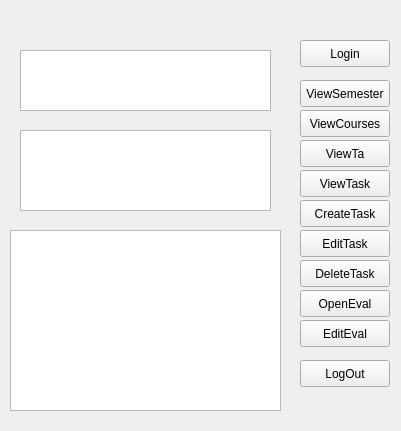
Dunni/taeval, file ClientSide/mainscreen.ui: the form before one commit.
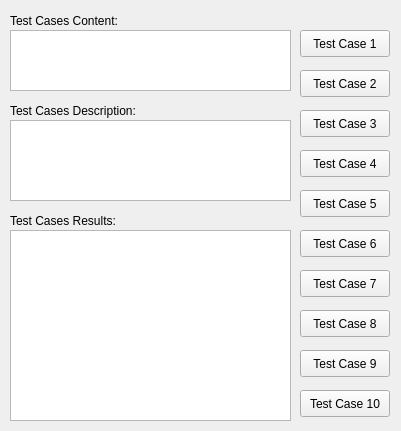
The form after the commit. The open tabs and pages were chosen to show the change. Icons and pictures are not drawn.

Diff of the .ui file:
```diff
--- a/ClientSide/mainscreen.ui
+++ b/ClientSide/mainscreen.ui
@@ -1202,26 +1202,26 @@
      <property name="geometry">
       <rect>
        <x>300</x>
-       <y>40</y>
+       <y>30</y>
        <width>90</width>
        <height>27</height>
       </rect>
      </property>
      <property name="text">
-      <string>Login</string>
+      <string>Test Case 1</string>
      </property>
     </widget>
     <widget class="QPushButton" name="testCaseNo_2">
      <property name="geometry">
       <rect>
        <x>300</x>
-       <y>80</y>
+       <y>70</y>
        <width>90</width>
        <height>27</height>
       </rect>
      </property>
      <property name="text">
-      <string>ViewSemester</string>
+      <string>Test Case 2</string>
      </property>
     </widget>
     <widget class="QPushButton" name="testCaseNo_3">
@@ -1234,106 +1234,106 @@
       </rect>
      </property>
      <property name="text">
-      <string>ViewCourses</string>
+      <string>Test Case 3</string>
      </property>
     </widget>
     <widget class="QPushButton" name="testCaseNo_4">
      <property name="geometry">
       <rect>
        <x>300</x>
-       <y>140</y>
+       <y>150</y>
        <width>90</width>
        <height>27</height>
       </rect>
      </property>
      <property name="text">
-      <string>ViewTa</string>
+      <string>Test Case 4</string>
      </property>
     </widget>
     <widget class="QPushButton" name="testCaseNo_5">
      <property name="geometry">
       <rect>
        <x>300</x>
-       <y>170</y>
+       <y>190</y>
        <width>90</width>
        <height>27</height>
       </rect>
      </property>
      <property name="text">
-      <string>ViewTask</string>
+      <string>Test Case 5</string>
      </property>
     </widget>
     <widget class="QPushButton" name="testCaseNo_6">
      <property name="geometry">
       <rect>
        <x>300</x>
-       <y>200</y>
+       <y>230</y>
        <width>90</width>
        <height>27</height>
       </rect>
      </property>
      <property name="text">
-      <string>CreateTask</string>
+      <string>Test Case 6</string>
      </property>
     </widget>
     <widget class="QPushButton" name="testCaseNo_7">
      <property name="geometry">
       <rect>
        <x>300</x>
-       <y>230</y>
+       <y>270</y>
        <width>90</width>
        <height>27</height>
       </rect>
      </property>
      <property name="text">
-      <string>EditTask</string>
+      <string>Test Case 7</string>
      </property>
     </widget>
     <widget class="QPushButton" name="testCaseNo_8">
      <property name="geometry">
       <rect>
        <x>300</x>
-       <y>260</y>
+       <y>310</y>
        <width>90</width>
        <height>27</height>
       </rect>
      </property>
      <property name="text">
-      <string>DeleteTask</string>
+      <string>Test Case 8</string>
      </property>
     </widget>
     <widget class="QPushButton" name="testCaseNo_9">
      <property name="geometry">
       <rect>
        <x>300</x>
-       <y>290</y>
+       <y>350</y>
        <width>90</width>
        <height>27</height>
       </rect>
      </property>
      <property name="text">
-      <string>OpenEval</string>
+      <string>Test Case 9</string>
      </property>
     </widget>
     <widget class="QPushButton" name="testCaseNo_10">
      <property name="geometry">
       <rect>
        <x>300</x>
-       <y>320</y>
+       <y>390</y>
        <width>90</width>
        <height>27</height>
       </rect>
      </property>
      <property name="text">
-      <string>EditEval</string>
+      <string>Test Case 10</string>
      </property>
     </widget>
     <widget class="QPlainTextEdit" name="testCaseContent">
      <property name="geometry">
       <rect>
-       <x>20</x>
-       <y>50</y>
-       <width>251</width>
+       <x>10</x>
+       <y>30</y>
+       <width>281</width>
        <height>61</height>
       </rect>
      </property>
@@ -1341,9 +1341,9 @@
     <widget class="QPlainTextEdit" name="testCaseDescription">
      <property name="geometry">
       <rect>
-       <x>20</x>
-       <y>130</y>
-       <width>251</width>
+       <x>10</x>
+       <y>120</y>
+       <width>281</width>
        <height>81</height>
       </rect>
      </property>
@@ -1353,22 +1353,48 @@
       <rect>
        <x>10</x>
        <y>230</y>
-       <width>271</width>
-       <height>181</height>
+       <width>281</width>
+       <height>191</height>
       </rect>
      </property>
     </widget>
-    <widget class="QPushButton" name="testCaseNo_11">
+    <widget class="QLabel" name="label">
      <property name="geometry">
       <rect>
-       <x>300</x>
-       <y>360</y>
-       <width>90</width>
-       <height>27</height>
+       <x>10</x>
+       <y>10</y>
+       <width>171</width>
+       <height>21</height>
       </rect>
      </property>
      <property name="text">
-      <string>LogOut</string>
+      <string>Test Cases Content:</string>
+     </property>
+    </widget>
+    <widget class="QLabel" name="label_2">
+     <property name="geometry">
+      <rect>
+       <x>10</x>
+       <y>100</y>
+       <width>171</width>
+       <height>21</height>
+      </rect>
+     </property>
+     <property name="text">
+      <string>Test Cases Description:</string>
+     </property>
+    </widget>
+    <widget class="QLabel" name="label_3">
+     <property name="geometry">
+      <rect>
+       <x>10</x>
+       <y>210</y>
+       <width>171</width>
+       <height>21</height>
+      </rect>
+     </property>
+     <property name="text">
+      <string>Test Cases Results:</string>
      </property>
     </widget>
    </widget>
```
Left out of the diff: 4 changed lines with no effect on the pictures.
